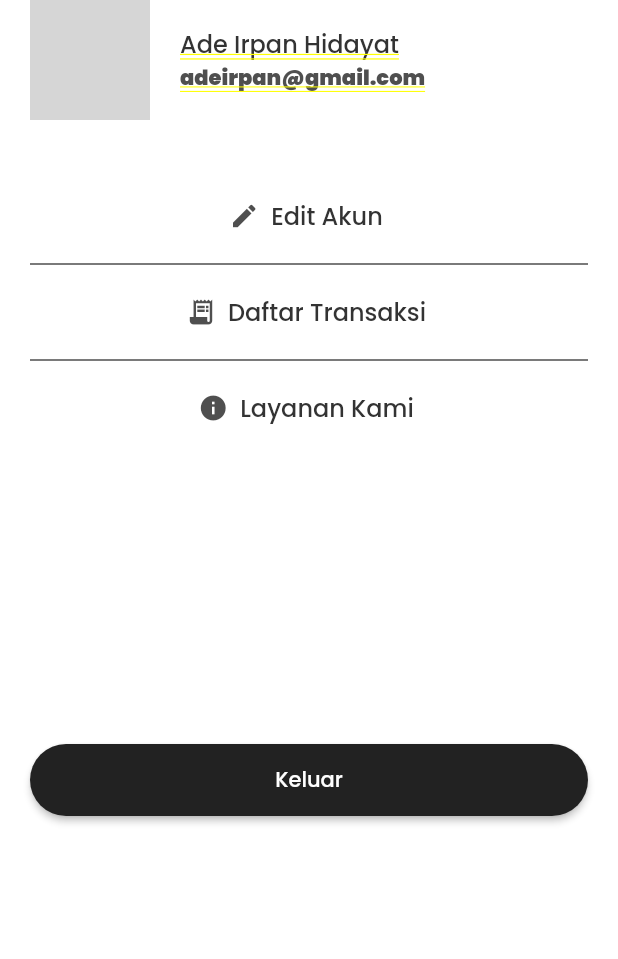
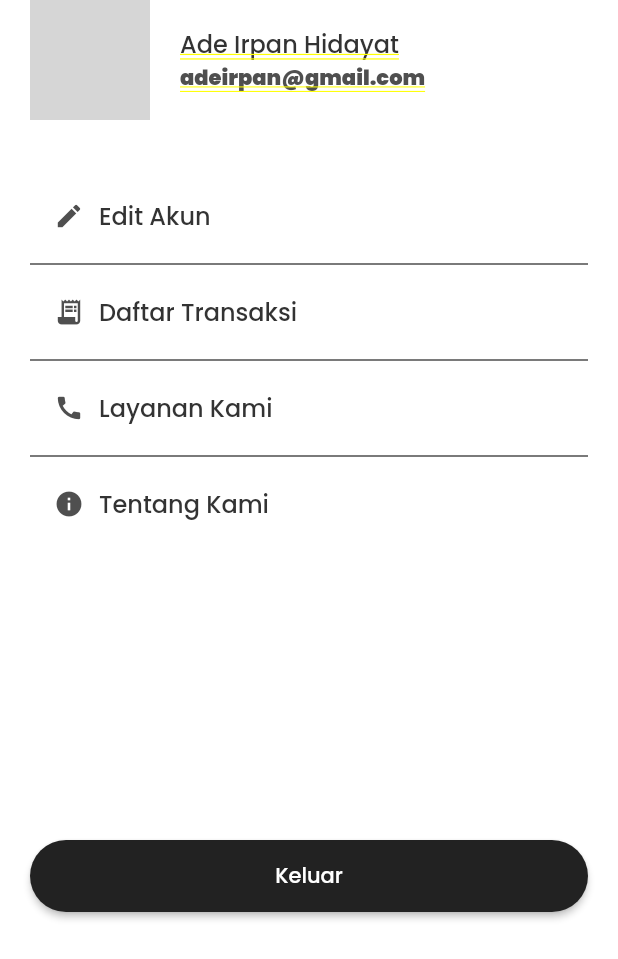
Before and after one commit to adeirpan/cemantingArt, a Flutter app: the EditProfilePage screen opened directly, after a tap on "BATAL", on a phone screen of 412 x 824 dp. Shown: the top 959 px of the screen. Run offline on Flutter 3.47's test engine with Material 2 defaults, Android fonts, the phone set to English and light mode, and no system bars; our stand-ins replace email_validator, google_fonts; missing offline and left inert: onboarding; network calls fail; statements that could not run were skipped; grey boxes are pictures that could not be loaded.

Commit message:
Update fitur tentang kami

```diff
--- a/cemanting_art/lib/Page Bar/akunBar.dart
+++ b/cemanting_art/lib/Page Bar/akunBar.dart
@@ -1,6 +1,7 @@
 import 'package:cemanting_art/page/daftarTransaksi.dart';
 import 'package:cemanting_art/page/edit.dart';
 import 'package:cemanting_art/page/login.dart';
+import 'package:cemanting_art/page/tentangKami.dart';
 import 'package:cemanting_art/theme.dart';
 import 'package:flutter/material.dart';
 
@@ -58,7 +59,7 @@ class AkunBar extends StatelessWidget {
               height: 40,
             ),
             Container(
-                child: FlatButton.icon(
+                child: FlatButton(
 
               onPressed: () {
                 Navigator.push(
@@ -67,51 +68,80 @@ class AkunBar extends StatelessWidget {
                 );
               },
 
-              icon: Icon(
-                Icons.edit,
+        child: Container(
+          child:Row(
+            children: [
+              Align(
+                  alignment: Alignment.centerLeft,
+                  child: Icon(Icons.edit,
                   size: 20,
-                color: Color(0xff4F4F4F),
+                  color: Color(0xff4F4F4F),)
               ),
-              label: Text(
+              Container(
+                  margin: const EdgeInsets.only( left: 10.0 ),
+                  child: Text(
                     "Edit Akun",
                     style: blackTextStyle.copyWith(
                   fontSize: 16,
                   fontWeight: FontWeight.w500,
                 ),
+                  )
+              )
+            ],
           ),
+        ),
+        shape: new RoundedRectangleBorder(
+            borderRadius: new BorderRadius.circular(5.0)
+        )
             )),
             Divider(
                thickness: 1,
                color: Color(0xff4F4F4F),
             ),
             Container(
-                child: FlatButton.icon(
+
+                child: FlatButton(
+
               onPressed: () {
                 Navigator.push(
                   context,
                   MaterialPageRoute(builder: (context) => DaftarTransaksi()),
+
                 );
               },
-
-              icon: Icon(
-                Icons.receipt_long,
+              child: Container(
+          child:Row(
+            children: [
+              Align(
+                  alignment: Alignment.centerLeft,
+                  child: Icon(Icons.receipt_long,
                   size: 20,
-                color: Color(0xff4F4F4F),
+                  color: Color(0xff4F4F4F),)
               ),
-              label: Text(
+              Container(
+                  margin: const EdgeInsets.only( left: 10.0 ),
+                  child: Text(
                     "Daftar Transaksi",
                     style: blackTextStyle.copyWith(
                   fontSize: 16,
                   fontWeight: FontWeight.w500,
                 ),
+                  )
+              )
+            ],
           ),
+        ),
+        shape: new RoundedRectangleBorder(
+            borderRadius: new BorderRadius.circular(5.0)
+        )
             )),
             Divider(
                thickness: 1,
                color: Color(0xff4F4F4F),
             ),
             Container(
-                child: FlatButton.icon(
+
+                child: FlatButton(
               onPressed: () {
                 showDialog(
                                 context: context,
@@ -129,18 +159,71 @@ class AkunBar extends StatelessWidget {
                                 });
               },
 
-              icon: Icon(
-                Icons.info,
+              child: Container(
+                child:Row(
+                  children: [
+                    Align(
+                        alignment: Alignment.centerLeft,
+                        child: Icon(Icons.call,
                         size: 20,
-                color: Color(0xff4F4F4F),
+                        color: Color(0xff4F4F4F),)
                     ),
-              label: Text(
+                    Container(
+                        margin: const EdgeInsets.only( left: 10.0 ),
+                        child: Text(
                           "Layanan Kami",
                           style: blackTextStyle.copyWith(
                         fontSize: 16,
                         fontWeight: FontWeight.w500,
                       ),
+                        )
+                )
+            ],
           ),
+        ),
+        shape: new RoundedRectangleBorder(
+            borderRadius: new BorderRadius.circular(5.0)
+        )
+            )),
+             Divider(
+               thickness: 1,
+               color: Color(0xff4F4F4F),
+            ),
+            Container(
+
+                child: FlatButton(
+              onPressed: () {
+                Navigator.push(
+                  context,
+                  MaterialPageRoute(builder: (context) => TentangKami()),
+
+                );
+              },
+              child: Container(
+          child:Row(
+            children: [
+              Align(
+                  alignment: Alignment.centerLeft,
+                  child: Icon(Icons.info,
+                  size: 20,
+                  color: Color(0xff4F4F4F),)
+              ),
+              Container(
+                  margin: const EdgeInsets.only( left: 10.0 ),
+                  child: Text(
+                    "Tentang Kami",
+                    style: blackTextStyle.copyWith(
+                  fontSize: 16,
+                  fontWeight: FontWeight.w500,
+                ),
+                  )
+              )
+            ],
+          ),
+        ),
+        shape: new RoundedRectangleBorder(
+            borderRadius: new BorderRadius.circular(5.0)
+        )
             )),
             SizedBox(
               height: 200,
@@ -172,6 +255,7 @@ class AkunBar extends StatelessWidget {
                     ),
                   ),
                 ),
+
           ],
         ),
       ),
```
Also changed, not shown: cemanting_art/lib/page/tentangKami.dart (added, +49 -0 lines). Lines whose indentation alone changed are shown as unchanged.
